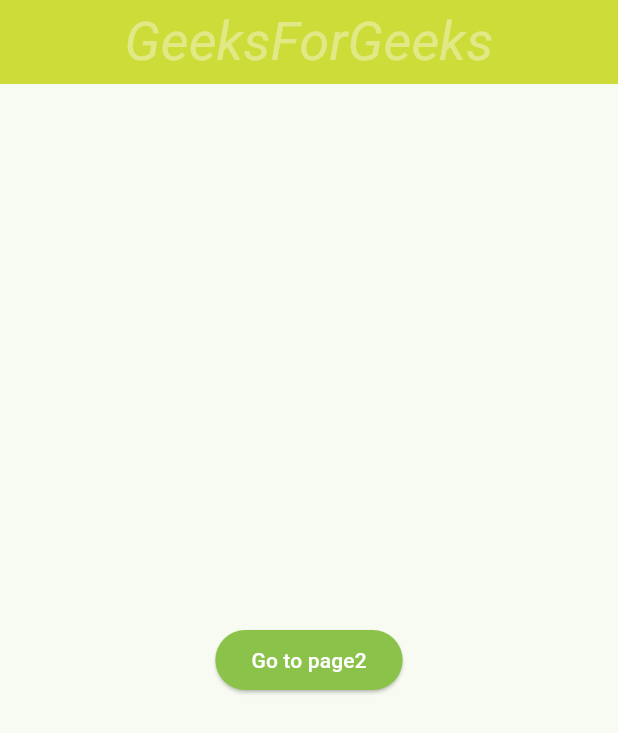
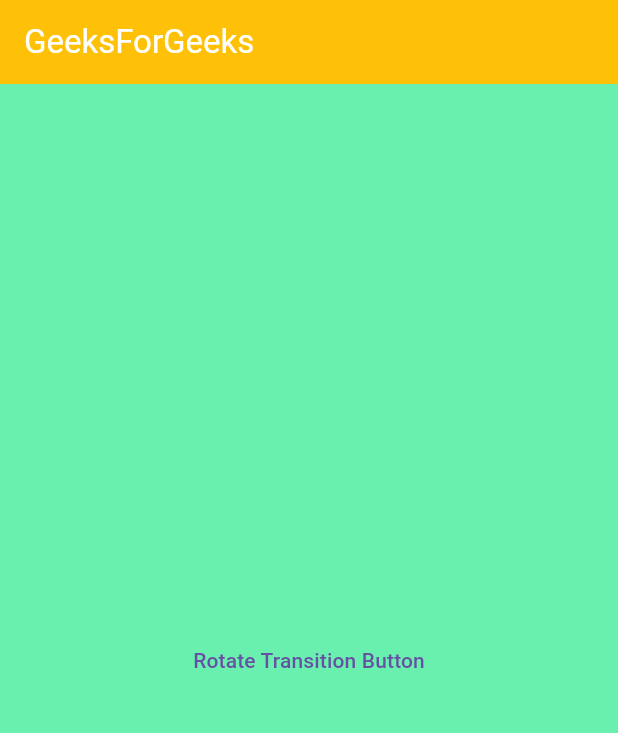
Before and after one commit to Sotheary-Pheng/Flutter-Advanced, a Flutter app: the screen it shows after launch, on a phone screen of 412 x 824 dp. Shown: the top 733 px of the screen. Run offline on Flutter 3.47's test engine with Material 3 defaults, Android fonts, the phone set to English and light mode, and no system bars; our stand-ins replace auto_size_text, lazy_load_scrollview, page_transition, skeleton_text; Roboto replaces fonts that are missing (AlfaSlabOne).

Commit message:
lazy loader and rotate transition

```diff
--- a/lib/main.dart
+++ b/lib/main.dart
@@ -1,8 +1,7 @@
 import 'package:flutter/material.dart';
-// import 'package:flutter_application_2/app.dart';
-// import 'package:flutter_application_2/screen/home.dart';
-// import 'package:flutter_application_2/screen/test.dart';
-import 'package:flutter_application_2/screen/test2.dart';
+// import 'package:flutter_application_2/screen/lazy_loader.dart';
+import 'package:flutter_application_2/screen/rotate_transition.dart';
+import 'package:page_transition/page_transition.dart';
 
 void main() {
   runApp(const MyApp());
@@ -18,25 +17,20 @@ class MyApp extends StatelessWidget {
     return MaterialApp(
       debugShowCheckedModeBanner: false,
       title: appName,
-      theme: ThemeData(
-        floatingActionButtonTheme: FloatingActionButtonThemeData(
-          backgroundColor: Colors.red,
-        ),
-        appBarTheme: AppBarTheme(foregroundColor: Colors.white),
-        brightness: Brightness.light,
-        primaryColor: Colors.green,
-        colorScheme: ColorScheme.fromSeed(
-          seedColor: Colors.green,
-          secondary: Colors.amber,
-        ),
-        fontFamily: 'AlfaSlabOne',
-        textTheme: const TextTheme(
-          displayLarge: TextStyle(fontSize: 72.0, fontWeight: FontWeight.bold),
-          titleLarge: TextStyle(fontSize: 36.0, fontStyle: FontStyle.italic),
-          bodyMedium: TextStyle(fontSize: 14.0, fontFamily: 'Tagesschrift'),
-        ),
-      ),
-      home: const Test2(),
+      theme: ThemeData(primarySwatch: Colors.blue),
+      home: RotateTransition(),
+      onGenerateRoute: (settings) {
+        switch (settings.name) {
+          case '/second':
+            return PageTransition(
+              child: SecondPage(title: ''),
+              type: PageTransitionType.fade,
+              settings: settings,
+            );
+          default:
+            return null;
+        }
+      },
     );
   }
 }
--- /dev/null
+++ b/lib/screen/rotate_transition.dart
@@ -0,0 +1,58 @@
+import 'package:flutter/material.dart';
+import 'package:page_transition/page_transition.dart';
+
+class RotateTransition extends StatelessWidget {
+  const RotateTransition({super.key});
+
+  @override
+  Widget build(BuildContext context) {
+    return Scaffold(
+      backgroundColor: Colors.greenAccent,
+      appBar: AppBar(
+        title: Text('GeeksForGeeks'),
+        backgroundColor: Colors.amber,
+        foregroundColor: Colors.white,
+      ),
+      body: Center(
+        child: Column(
+          mainAxisAlignment: MainAxisAlignment.center,
+          crossAxisAlignment: CrossAxisAlignment.center,
+          children: <Widget>[
+            TextButton(
+              child: Text("Rotate Transition Button"),
+              onPressed: () {
+                Navigator.push(
+                  context,
+                  PageTransition(
+                    curve: Curves.bounceInOut,
+                    type: PageTransitionType.rotate,
+                    alignment: Alignment.topCenter,
+                    child: SecondPage(title: ''),
+                  ),
+                );
+              },
+            ),
+          ],
+        ),
+      ),
+    );
+  }
+}
+
+class SecondPage extends StatelessWidget {
+  final String title;
+  const SecondPage({super.key, required this.title});
+
+  @override
+  Widget build(BuildContext context) {
+    final args = ModalRoute.of(context)!.settings.arguments;
+    return Scaffold(
+      appBar: AppBar(
+        title: Text(args as String? ?? "Page Transition Plugin"),
+        backgroundColor: Colors.amber,
+        foregroundColor: Colors.white,
+      ),
+      body: Center(child: Text("Second Page")),
+    );
+  }
+}
--- a/pubspec.yaml
+++ b/pubspec.yaml
@@ -18,6 +18,10 @@ dependencies:
 
   auto_size_text: ^3.0.0
   skeleton_text: ^3.0.1
+  flutter_lazy_loader: ^1.0.3
+  lazy_load_scrollview: 1.3.0
+  page_transition: ^2.2.1
+
 
 dev_dependencies:
   flutter_test:
```
Also changed, not shown: lib/screen/lazy_loader.dart (added, +110 -0 lines), pubspec.lock.
